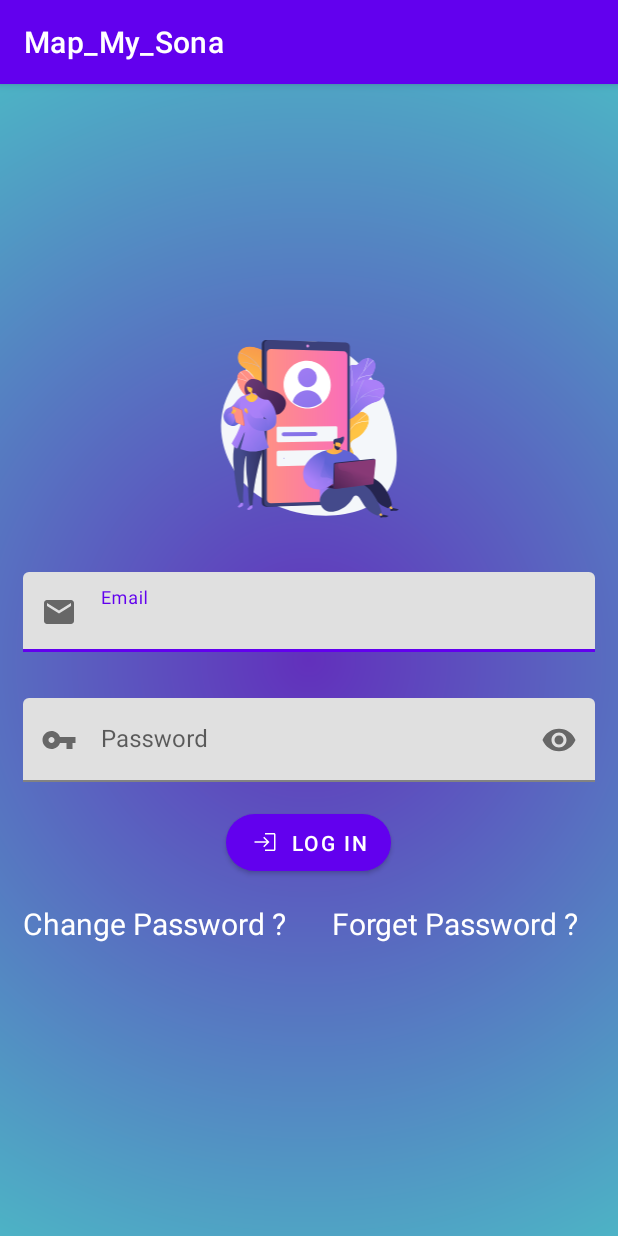
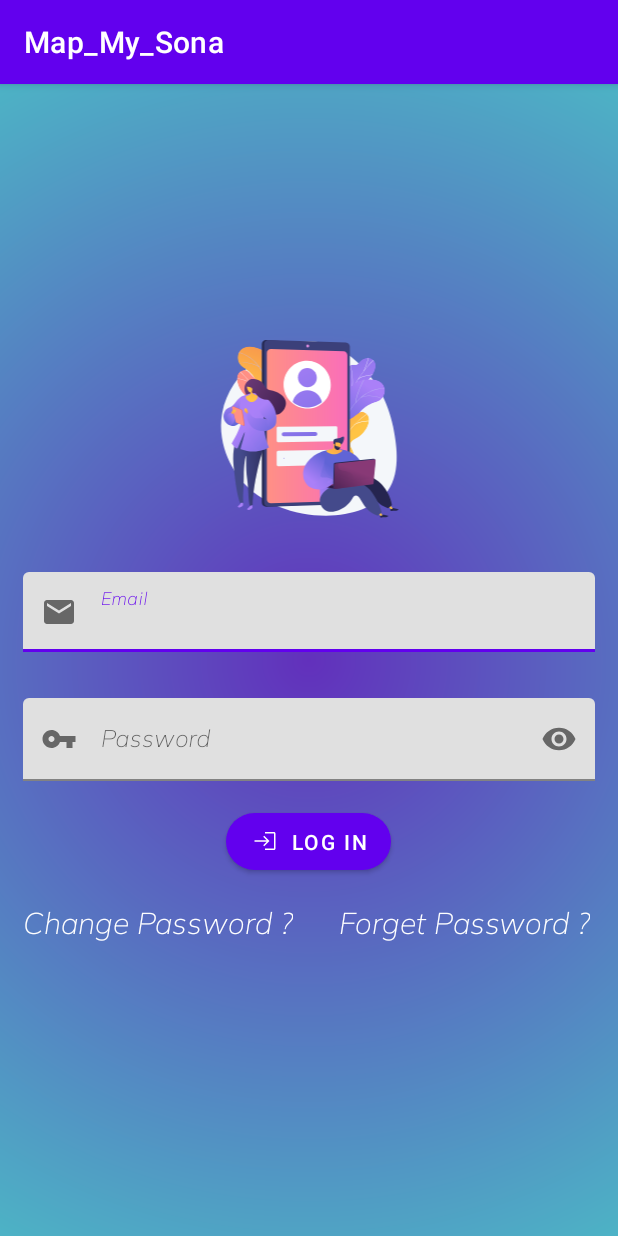
Before and after one commit to Huzair13/tms_client, an Android app: the AdminLoginPage screen opened directly, with no data from a screen before it, on a phone screen of 412 x 824 dp. Run offline under Robolectric (Android 15) with nearby library versions, the phone set to English and light mode, and no system bars.

Commit message:
login changes

```diff
--- a/app/src/main/java/com/example/map_my_sona/loginpage.java
+++ b/app/src/main/java/com/example/map_my_sona/loginpage.java
@@ -53,7 +53,7 @@ public class loginpage extends AppCompatActivity {
         String password =LogPassword.getText().toString();
 
         if(TextUtils.isEmpty(email)){
-            LogEmail.setError("Email Cannot be empty");
+            LogEmail.setError("Email or username Cannot be empty");
             LogEmail.requestFocus();
         }else if(TextUtils.isEmpty(password)){
             LogPassword.setError("Password Cannot be empty");
--- a/app/src/main/res/layout/activity_admin_login_page.xml
+++ b/app/src/main/res/layout/activity_admin_login_page.xml
@@ -33,6 +33,8 @@
             android:id="@+id/loginemailInputAdmin"
             android:layout_width="match_parent"
             android:layout_height="53dp"
+            android:fontFamily="@font/mulish"
+
             android:inputType="textEmailAddress" />
 
     </com.google.android.material.textfield.TextInputLayout>
@@ -54,6 +56,8 @@
             android:layout_width="match_parent"
             android:layout_height="wrap_content"
             android:inputType="textPassword"
+            android:fontFamily="@font/mulish"
+
             />
 
     </com.google.android.material.textfield.TextInputLayout>
@@ -91,7 +95,8 @@
         android:layout_marginBottom="15dp"
         android:text="Change Password ?"
         android:textColor="@color/white"
-        android:textSize="20dp">
+        android:textSize="20dp"
+        android:fontFamily="@font/mulish">
 
     </TextView>
 
@@ -107,7 +112,8 @@
             android:layout_marginBottom="15dp"
             android:text="Forget Password ?"
             android:textColor="@color/white"
-            android:textSize="20dp">
+            android:textSize="20dp"
+            android:fontFamily="@font/mulish">
 
     </TextView>
 </LinearLayout>
```
